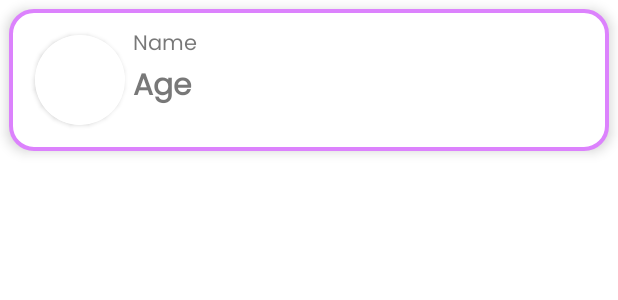
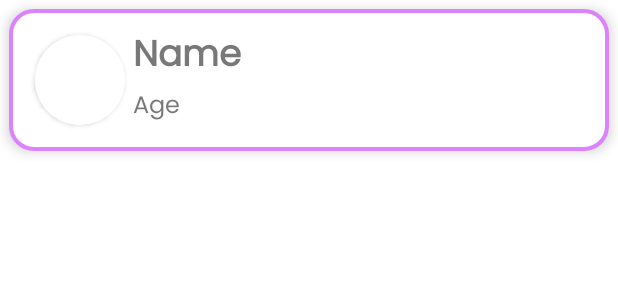
Before and after one commit to AmritaSingh21/BinderProject, an Android app: the layout matches_list_item.xml on its own in the app's theme, with its tools: preview values and no code run, on a phone screen of 412 x 824 dp. Shown: the top 300 px of the screen. Run offline under Robolectric (Android 15) with nearby library versions, the phone set to English and light mode, and no system bars.

```diff
--- a/app/src/main/java/com/example/binder/Adapters/BooksAdapter.java
+++ b/app/src/main/java/com/example/binder/Adapters/BooksAdapter.java
@@ -42,7 +42,7 @@ public class BooksAdapter extends RecyclerView.Adapter<BooksAdapter.ViewHolder>
         holder.bookAuthor.setText(book.getAuthor());
         holder.bookGenre.setText(book.getGenre()+" | ");
         holder.bookYear.setText(book.getYear());
-        holder.bookImage.setImageResource(R.drawable.book_cover_2);
+        holder.bookImage.setImageResource(book.getPicId());
     }
 
     @Override
--- a/app/src/main/java/com/example/binder/Matches.java
+++ b/app/src/main/java/com/example/binder/Matches.java
@@ -38,6 +38,7 @@ public class Matches extends AppCompatActivity {
         Log.i("USER ID",this.toString());
         //users.add(new User("Prabh","20"));
         getUsers();
+//        getUsersFromBook();
 
         recyclerView = findViewById(R.id.matchedPeopleList);
         layoutManager = new LinearLayoutManager(this);
--- a/app/src/main/res/layout/matches_list_item.xml
+++ b/app/src/main/res/layout/matches_list_item.xml
@@ -43,7 +43,9 @@
                 android:layout_width="wrap_content"
                 android:layout_height="wrap_content"
                 android:text="Name"
-                android:textColor="@color/dark_gray" />
+                android:textColor="@color/dark_gray"
+                android:textSize="24sp"
+                android:textStyle="bold" />
 
             <TextView
                 android:id="@+id/uAge"
@@ -51,8 +53,8 @@
                 android:layout_height="wrap_content"
                 android:text="Age"
                 android:textColor="@color/dark_gray"
-                android:textSize="20sp"
-                android:textStyle="bold" />
+                android:textSize="16sp"
+                android:textStyle="normal" />
 
         </LinearLayout>
     </LinearLayout>
```
Also changed, not shown: app/src/main/java/com/example/binder/LikedBooks.java (+81 -16 lines), 15 other files.
